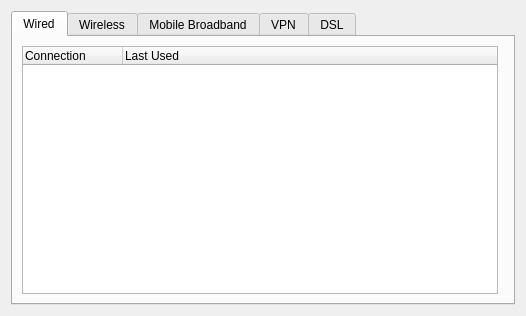
First picture: the form in settings/config/manageconnectionwidget.ui, repository KDE/networkmanagement, before the edit.
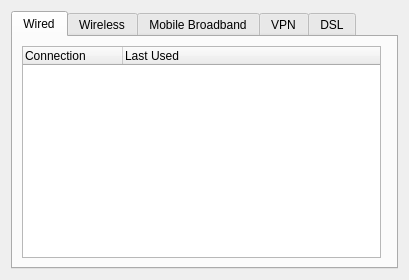
Second picture: the form after the edit. Custom widgets are drawn as their Qt base class.

Commit message: saner minsize for config dialog

Patch:
```diff
--- a/settings/config/manageconnectionwidget.ui
+++ b/settings/config/manageconnectionwidget.ui
@@ -6,8 +6,8 @@
    <rect>
     <x>0</x>
     <y>0</y>
-    <width>526</width>
-    <height>316</height>
+    <width>409</width>
+    <height>256</height>
    </rect>
   </property>
   <layout class="QHBoxLayout" name="horizontalLayout_6">
@@ -23,6 +23,12 @@
       <layout class="QHBoxLayout" name="horizontalLayout">
        <item>
         <widget class="QTreeWidget" name="listWired">
+         <property name="minimumSize">
+          <size>
+           <width>0</width>
+           <height>210</height>
+          </size>
+         </property>
          <property name="rootIsDecorated">
           <bool>false</bool>
          </property>
```
